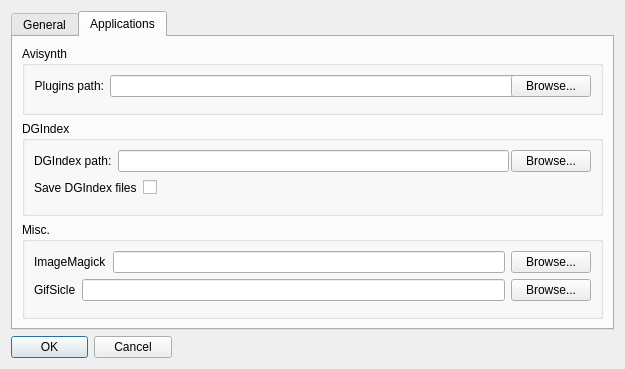
This is configdialog.ui in labyrinthofdreams/screenpicker as Qt 5 draws it before an edit. The edited form follows.
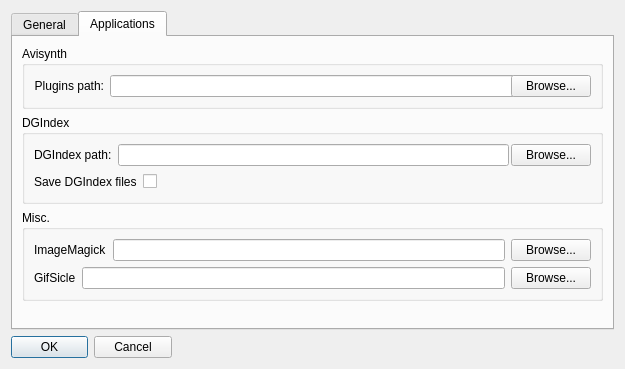
This is the edited form. The open tabs and pages were chosen to show the change.

Commit message: Fix stretching layout

Diff of the .ui file:
```diff
--- a/configdialog.ui
+++ b/configdialog.ui
@@ -41,7 +41,7 @@
       <enum>QTabWidget::Rounded</enum>
      </property>
      <property name="currentIndex">
-      <number>1</number>
+      <number>0</number>
      </property>
      <property name="elideMode">
       <enum>Qt::ElideNone</enum>
@@ -122,19 +122,6 @@
             </item>
            </layout>
           </item>
-          <item>
-           <spacer name="verticalSpacer">
-            <property name="orientation">
-             <enum>Qt::Vertical</enum>
-            </property>
-            <property name="sizeHint" stdset="0">
-             <size>
-              <width>20</width>
-              <height>40</height>
-             </size>
-            </property>
-           </spacer>
-          </item>
          </layout>
         </widget>
        </item>
@@ -323,8 +310,11 @@
             </item>
            </layout>
           </item>
+         </layout>
+        </widget>
+       </item>
           <item>
-           <spacer name="verticalSpacer_2">
+        <spacer name="verticalSpacer_6">
             <property name="orientation">
              <enum>Qt::Vertical</enum>
             </property>
@@ -335,9 +325,6 @@
              </size>
             </property>
            </spacer>
-          </item>
-         </layout>
-        </widget>
        </item>
       </layout>
      </widget>
@@ -392,19 +379,6 @@
             </item>
            </layout>
           </item>
-          <item>
-           <spacer name="verticalSpacer_3">
-            <property name="orientation">
-             <enum>Qt::Vertical</enum>
-            </property>
-            <property name="sizeHint" stdset="0">
-             <size>
-              <width>20</width>
-              <height>40</height>
-             </size>
-            </property>
-           </spacer>
-          </item>
          </layout>
         </widget>
        </item>
@@ -479,19 +453,6 @@
             </item>
            </layout>
           </item>
-          <item>
-           <spacer name="verticalSpacer_4">
-            <property name="orientation">
-             <enum>Qt::Vertical</enum>
-            </property>
-            <property name="sizeHint" stdset="0">
-             <size>
-              <width>20</width>
-              <height>40</height>
-             </size>
-            </property>
-           </spacer>
-          </item>
          </layout>
         </widget>
        </item>
@@ -543,8 +504,11 @@
             </item>
            </layout>
           </item>
+         </layout>
+        </widget>
+       </item>
           <item>
-           <spacer name="verticalSpacer_5">
+        <spacer name="verticalSpacer_7">
             <property name="orientation">
              <enum>Qt::Vertical</enum>
             </property>
@@ -555,9 +519,6 @@
              </size>
             </property>
            </spacer>
-          </item>
-         </layout>
-        </widget>
        </item>
       </layout>
      </widget>
```
Lines whose indentation alone changed are shown as unchanged.
